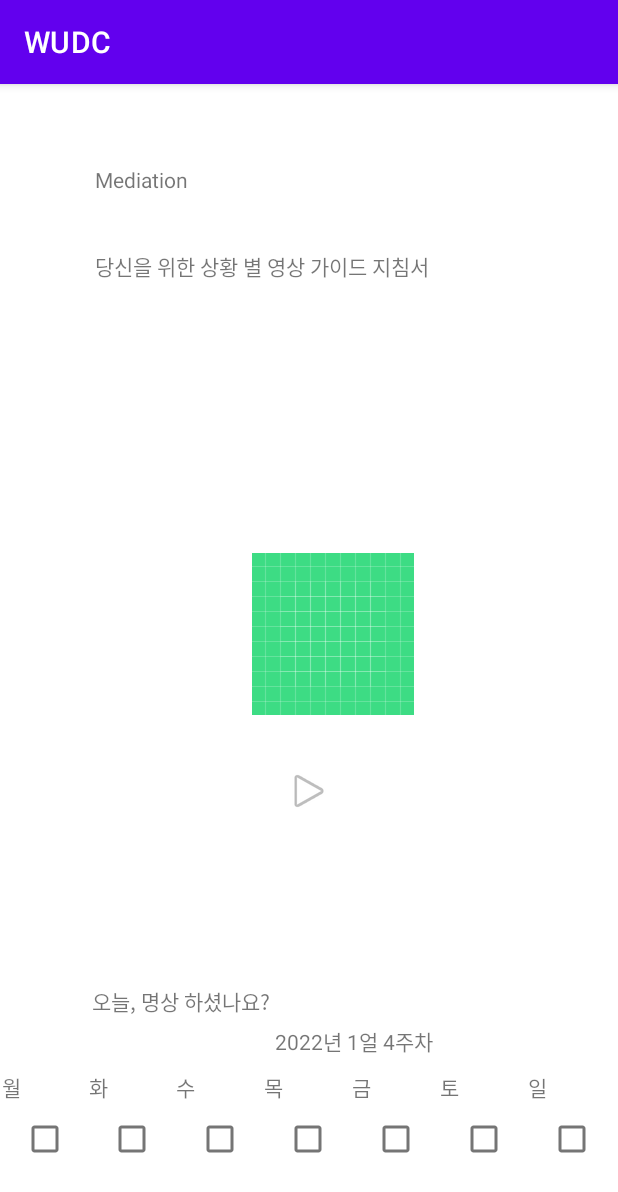
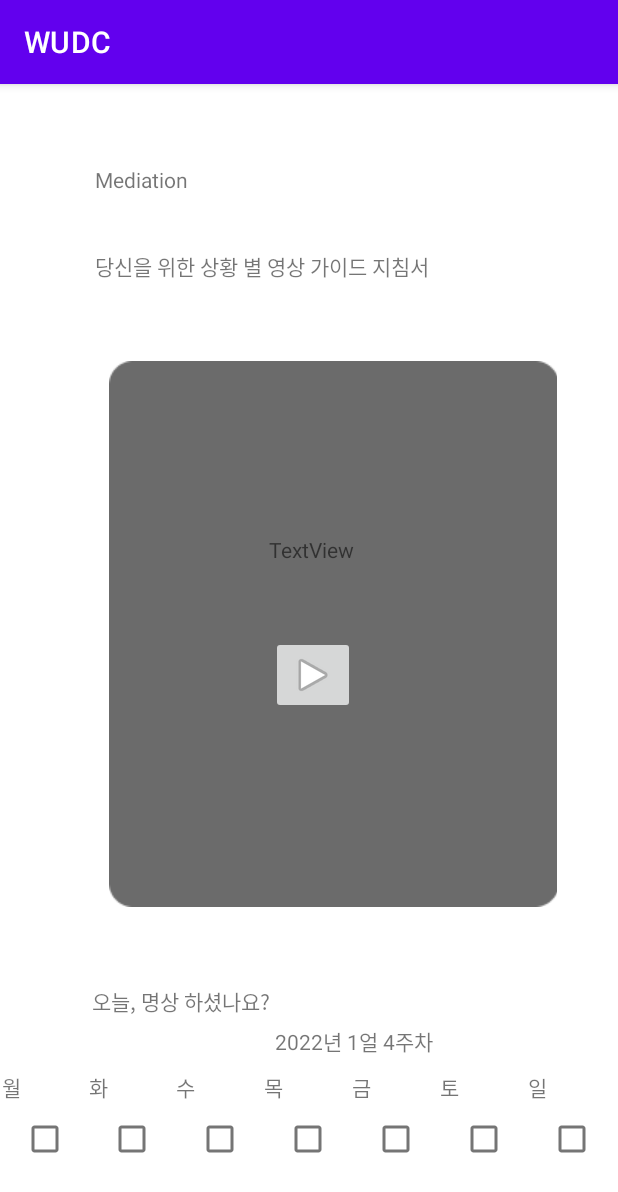
Before and after one commit to ChaeheeKang-GitHub/WUDC, an Android app: the MediationActivity screen opened directly, with no data from a screen before it, after a tap on an icon or button, on a phone screen of 412 x 824 dp. Shown: the top 1192 px of the screen. Run offline under Robolectric (Android 15) with nearby library versions, the phone set to English and light mode, and no system bars.

Commit message:
mediation recycler 완성

```diff
--- a/app/src/main/java/com/example/wudc/MediationActivity.java
+++ b/app/src/main/java/com/example/wudc/MediationActivity.java
@@ -24,8 +24,8 @@ public class MediationActivity extends AppCompatActivity {
 
         firstInit();
 
-        for(int i=0;i<5;i++){
-            addItem("iconName");    //*여기로 버튼 이름 전달해서 버튼 별로 이미지 변경 필요
+        for(int i=0;i<2;i++){
+            addItem(i);    //*여기로 버튼 이름 전달해서 버튼 별로 이미지 변경 필요
         }
 
         mRecyclerViewAdapter = new RecyclerViewAdapter(mList);
@@ -42,10 +42,10 @@ public class MediationActivity extends AppCompatActivity {
 
     }
 
-    public void addItem(String btnName) {
+    public void addItem(int type) {
         RecyclerViewItem item = new RecyclerViewItem();
 
-        item.setBtnName(btnName);
+        item.setType(type);
 
         mList.add(item);
     }
--- a/app/src/main/java/com/example/wudc/RecyclerViewAdapter.java
+++ b/app/src/main/java/com/example/wudc/RecyclerViewAdapter.java
@@ -4,6 +4,7 @@ import static android.content.Context.LAYOUT_INFLATER_SERVICE;
 import static android.view.View.INVISIBLE;
 import static android.view.View.VISIBLE;
 
+import android.annotation.SuppressLint;
 import android.content.Context;
 import android.text.Layout;
 import android.view.LayoutInflater;
@@ -19,59 +20,56 @@ import androidx.recyclerview.widget.RecyclerView;
 import org.w3c.dom.Text;
 
 import java.util.ArrayList;
+import java.util.List;
 
 public class RecyclerViewAdapter extends RecyclerView.Adapter<RecyclerViewAdapter.ViewHolder> {
-//    private View medi;
 
-
+    int pos;
     public class ViewHolder extends RecyclerView.ViewHolder {
         ImageButton mediBtn;
-        ImageView play_btn;
+        ImageView playBtn;
         TextView mentText;
         int i = 0;
 
-//        LayoutInflater inflater= getLayoutInflater();
-//        View header = inflater.inflate(R.layout.activity_mediation,null);
+
 
 
         public ViewHolder(@NonNull View itemView) {
             super(itemView);
 
 
-
-
             mediBtn = (ImageButton) itemView.findViewById(R.id.mediBtn);
-
-            play_btn=(ImageView) itemView.findViewById(R.id.play_btn);
-//            play_btn.setImageResource(R.drawable.play_btn);
-//            play_btn.setVisibility(View.INVISIBLE);
-
-            mentText=(TextView) itemView.findViewById(R.id.mentText);
-//            mentText.setVisibility(View.INVISIBLE);
-
-
+            playBtn=(ImageView) itemView.findViewById(R.id.playBtn);
+            mentText=(TextView) itemView.findViewById(R.id.mediText);
 
             mediBtn.setOnClickListener(new View.OnClickListener() {
                 @Override
                 public void onClick(View view) {
                     i = 1 - i;
 
+                    RecyclerViewItem item = mList.get(pos);
+
 
                     if (i==0){
-                        mediBtn.setImageResource(R.drawable.medi_bg);
-//                        mentText.setText("");
                         mentText.setVisibility(View.INVISIBLE);
+                        playBtn.setVisibility(View.INVISIBLE);
+
+                        if(item.getType() == 0) {
+                            mediBtn.setImageResource(R.drawable.medi_bg);
+                        }
+                        else {
+                            mediBtn.setImageResource(R.drawable.medi_btn2);
+
+                        }
 
                     }else{   // 명상이미지를 클릭했을때
-                        mediBtn.setImageResource(R.drawable.ic_launcher_background);
+                        mediBtn.setImageResource(R.drawable.box);
                         //관련 문구와 버튼이 보여진다
-//                        mentText.setText("자신의 부족함을 마음 어쩌고");
-//                        play_btn.setImageResource(R.drawable.play_btn);
-                        mentText.setVisibility(View.INVISIBLE);
-                        play_btn.setVisibility(View.INVISIBLE);
+                        mentText.setVisibility(View.VISIBLE);
+                        playBtn.setVisibility(View.VISIBLE);
 
                     }
-//                    mediBtn.setImageResource(R.drawable.ic_launcher_background);
+
                 }
             });
         }
@@ -97,11 +95,23 @@ public class RecyclerViewAdapter extends RecyclerView.Adapter<RecyclerViewAdapte
 
     // position에 해당하는 데이터를 뷰홀더의 아이템뷰에 표시
     @Override
-    public void onBindViewHolder(@NonNull RecyclerViewAdapter.ViewHolder holder, int position) {
+    public void onBindViewHolder(@NonNull RecyclerViewAdapter.ViewHolder holder, @SuppressLint("RecyclerView") int position) {
+//        pos = position;
         RecyclerViewItem item = mList.get(position);
+        pos = position;
 
-        holder.mediBtn.setImageResource(R.drawable.medi_bg);   // 사진 없어서 기본 파일로 이미지 띄움
+        if(item.getType() == 0) {
+            holder.mediBtn.setImageResource(R.drawable.medi_bg);
+        }
+        else {
+            holder.mediBtn.setImageResource(R.drawable.medi_btn2);
+
+        }
+
+
     }
+
+
 
 
 
--- a/app/src/main/java/com/example/wudc/RecyclerViewItem.java
+++ b/app/src/main/java/com/example/wudc/RecyclerViewItem.java
@@ -1,17 +1,17 @@
 package com.example.wudc;
 
 public class RecyclerViewItem {
-    private String mImgName;
-    private String mMainText;
-    private String mSubText;
+//    private String mImgName;
+//    private String mMainText;
+    private int mType;
 
-    public String getBtnName() {
-        return mImgName;
-    }
-
-    public void setBtnName(String imgName) {
-        this.mImgName = imgName;
-    }
+//    public String getBtnName() {
+//        return mImgName;
+//    }
+//
+//    public void setBtnName(String imgName) {
+//        this.mImgName = imgName;
+//    }
 
 //    public String getMainText() {
 //        return mMainText;
@@ -21,11 +21,11 @@ public class RecyclerViewItem {
 //        this.mMainText = mainText;
 //    }
 //
-//    public String getSubText() {
-//        return mSubText;
-//    }
-//
-//    public void setSubText(String subText) {
-//        this.mSubText = subText;
-//    }
+    public int getType() {
+        return mType;
+    }
+
+    public void setType(int type) {
+        this.mType = type;
+    }
 }
--- a/app/src/main/res/layout/activity_mediation.xml
+++ b/app/src/main/res/layout/activity_mediation.xml
@@ -195,28 +195,4 @@
 
     </LinearLayout>
 
-    <TextView
-        android:id="@+id/mentText"
-        android:layout_width="wrap_content"
-        android:layout_height="wrap_content"
-        android:layout_marginTop="50dp"
-        android:text="뇨롱"
-        android:visibility="invisible"
-        app:layout_constraintEnd_toEndOf="parent"
-        app:layout_constraintStart_toStartOf="parent"
-        app:layout_constraintTop_toTopOf="@+id/recyclerView" />
-
-    <ImageView
-        android:id="@+id/play_btn"
-        android:layout_width="wrap_content"
-        android:layout_height="wrap_content"
-        android:layout_marginTop="200dp"
-        android:visibility="visible"
-        app:layout_constraintBottom_toBottomOf="@+id/recyclerView"
-        app:layout_constraintEnd_toEndOf="parent"
-        app:layout_constraintStart_toStartOf="parent"
-        app:layout_constraintTop_toTopOf="@+id/recyclerView"
-        app:layout_constraintVertical_bias="0.534"
-        app:srcCompat="@android:drawable/ic_media_play" />
-
 </androidx.constraintlayout.widget.ConstraintLayout>
--- a/app/src/main/res/layout/activity_recycler_item.xml
+++ b/app/src/main/res/layout/activity_recycler_item.xml
@@ -20,4 +20,36 @@
         app:layout_constraintHorizontal_bias="0.521"
         app:layout_constraintStart_toStartOf="parent"
         app:layout_constraintTop_toTopOf="parent" />
+
+    <TextView
+        android:id="@+id/mediText"
+        android:layout_width="wrap_content"
+        android:layout_height="wrap_content"
+        android:layout_marginStart="122dp"
+        android:layout_marginTop="95dp"
+        android:layout_marginEnd="151dp"
+        android:text="TextView"
+        android:visibility="invisible"
+        app:layout_constraintBottom_toTopOf="@id/playBtn"
+        app:layout_constraintEnd_toEndOf="@+id/mediBtn"
+        app:layout_constraintStart_toStartOf="@+id/mediBtn"
+        app:layout_constraintTop_toTopOf="@+id/mediBtn" />
+
+    <ImageButton
+        android:id="@+id/playBtn"
+        android:layout_width="wrap_content"
+        android:layout_height="wrap_content"
+        android:layout_marginStart="123dp"
+        android:layout_marginTop="20dp"
+        android:layout_marginEnd="151dp"
+        android:layout_marginBottom="108dp"
+        android:visibility="invisible"
+        app:layout_constraintBottom_toBottomOf="@+id/mediBtn"
+        app:layout_constraintEnd_toEndOf="@+id/mediBtn"
+        app:layout_constraintHorizontal_bias="0.0"
+        app:layout_constraintStart_toStartOf="@+id/mediBtn"
+        app:layout_constraintTop_toBottomOf="@+id/mediText"
+        app:layout_constraintVertical_bias="1.0"
+        app:srcCompat="@android:drawable/ic_media_play" />
+
 </androidx.constraintlayout.widget.ConstraintLayout>
```
Also changed, not shown: app/src/main/res/drawable-v24/box.png (renamed from app/src/main/res/drawable-v24/rectangle_230.png), app/src/main/res/drawable/medi_btn2.png (added), app/src/main/res/drawable/play_btn/Vector.png (deleted).
